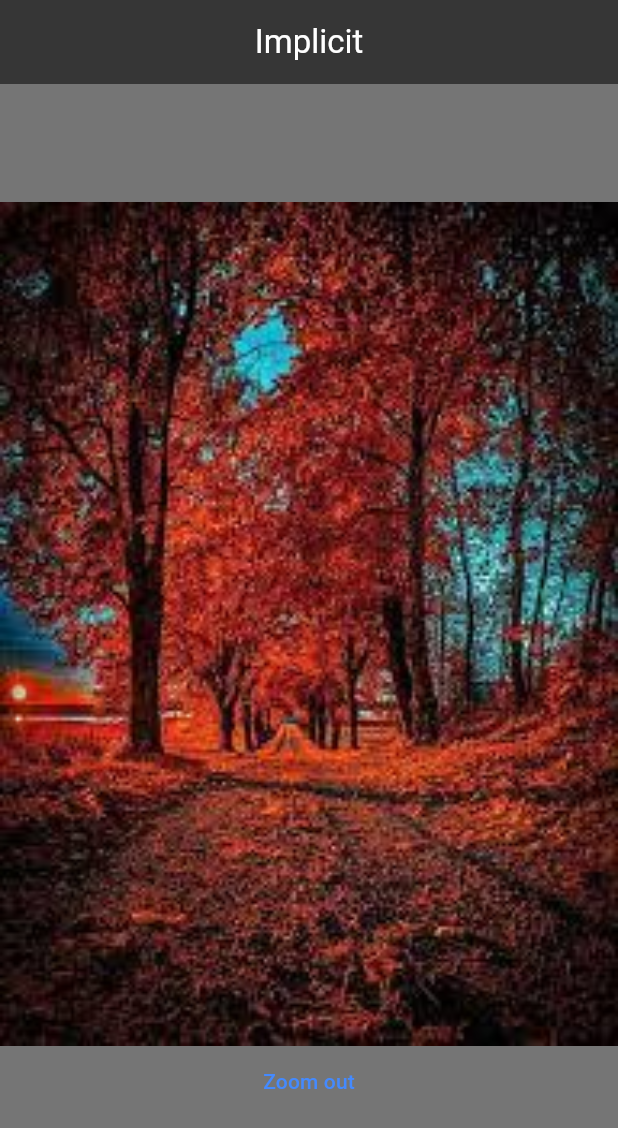
After one commit to modu007/animations, a Flutter app: the screen it shows after launch, after a tap on "Zoom in", on a phone screen of 412 x 824 dp. The commit adds this screen. Shown: the top 1128 px of the screen. Run offline on Flutter 3.47's test engine with Material 2 defaults, Android fonts, the phone set to English and light mode, and no system bars.

Commit message:
implicit animation

```diff
--- /dev/null
+++ b/lib/implicit_animation.dart
@@ -0,0 +1,68 @@
+import 'package:flutter/material.dart';
+
+class ImplicitAnimation extends StatefulWidget {
+  const ImplicitAnimation({super.key});
+
+  @override
+  State<ImplicitAnimation> createState() => _ImplicitAnimationState();
+}
+
+class _ImplicitAnimationState extends State<ImplicitAnimation> {
+  var _isZoomedIn =false;
+  double width =200;
+  var curve = Curves.bounceInOut;
+  @override
+  Widget build(BuildContext context) {
+    return Scaffold(
+      backgroundColor: Colors.black54,
+      appBar: AppBar(
+        backgroundColor: Colors.black54,
+        title: const Center(
+          child: Text(
+            "Implicit",
+            style: TextStyle(
+              color: Colors.white
+            ),
+          ),
+        ),
+      ),
+      body: Column(
+        mainAxisAlignment: MainAxisAlignment.center,
+        children: [
+          // Container
+          Row(
+            mainAxisAlignment: MainAxisAlignment.center,
+            children: [
+              AnimatedContainer(
+                duration: const Duration(milliseconds: 370),
+                width: width,
+                curve: curve,
+                child: Image.asset(
+                  'assets/download.jpeg',
+                  fit: BoxFit.cover,
+                ),
+              ),
+            ],
+          ),
+          TextButton(
+            onPressed: () {
+              setState(() {
+                _isZoomedIn = !_isZoomedIn;
+                width = _isZoomedIn
+                    ? MediaQuery.of(context).size.width
+                    : 200;
+                curve = _isZoomedIn ? Curves.bounceInOut:Curves.bounceOut;
+              });
+            },
+            child: Text(
+              _isZoomedIn == false ? "Zoom in": "Zoom out",
+              style: const TextStyle(
+                color: Colors.blueAccent,
+              ),
+            ),
+          ),
+        ],
+      ),
+    );
+  }
+}
--- a/lib/main.dart
+++ b/lib/main.dart
@@ -1,5 +1,6 @@
 import 'package:animations/cube_animation.dart';
 import 'package:animations/hero_animation.dart';
+import 'package:animations/implicit_animation.dart';
 import 'package:flutter/material.dart';
 
 import 'first_animation.dart';
@@ -19,7 +20,7 @@ class MyApp extends StatelessWidget {
         colorScheme: ColorScheme.fromSeed(seedColor: Colors.deepPurple),
         useMaterial3: true,
       ),
-      home: const HeroAnimation(),
+      home: const ImplicitAnimation(),
     );
   }
 }
--- a/pubspec.yaml
+++ b/pubspec.yaml
@@ -60,8 +60,8 @@ flutter:
   uses-material-design: true
 
   # To add assets to your application, add an assets section, like this:
-  # assets:
-  #   - images/a_dot_burr.jpeg
+  assets:
+    - assets/
   #   - images/a_dot_ham.jpeg
 
   # An image asset can refer to one or more resolution-specific "variants", see
```
Also changed, not shown: assets/download.jpeg (added).
